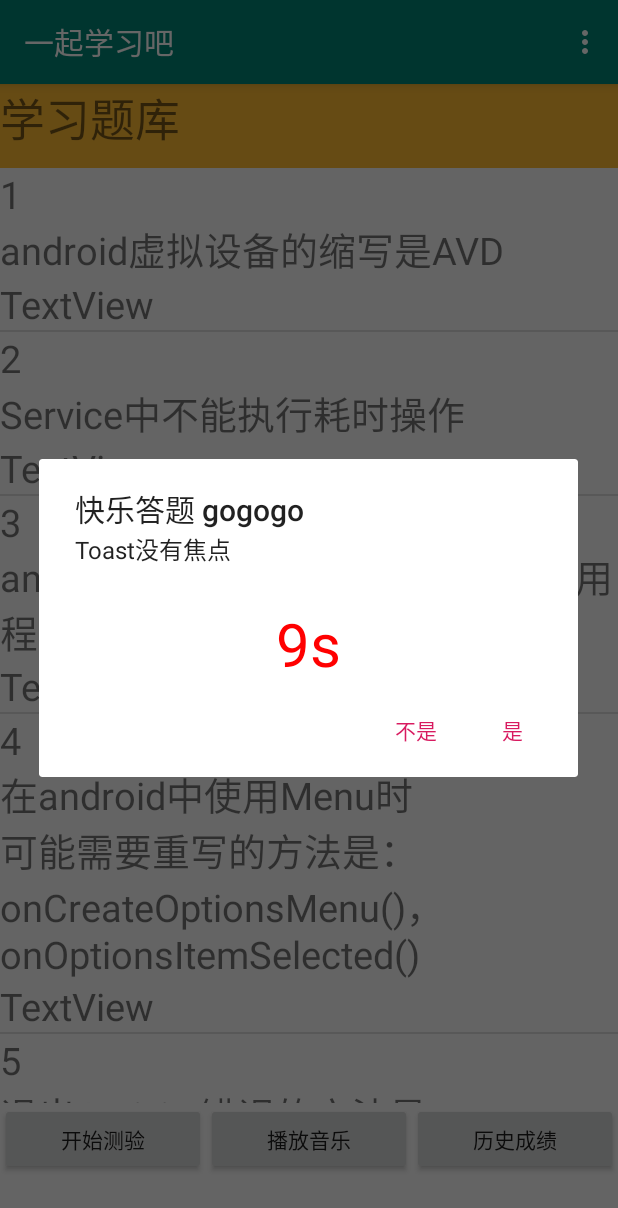
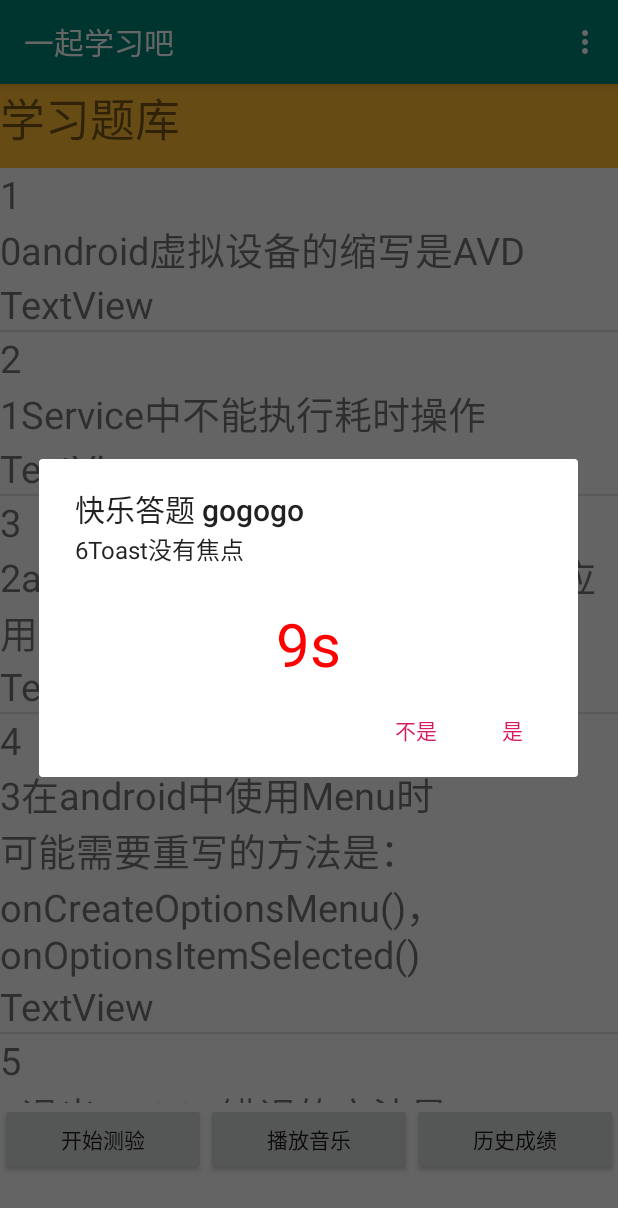
Before and after one commit to 1264116203/AndroidTextDemo, an Android app: the screen it shows after launch (MainActivity), after a tap on "开始测验", on a phone screen of 412 x 824 dp. Shown: the top 1208 px of the screen. Run offline under Robolectric (Android 15) with nearby library versions, the phone set to English and light mode, and no system bars.

Commit message:
分支 第3次更新 各功能已完善！

```diff
--- a/app/src/main/java/com/example/androidtextdemo/Dialogshowclass.java
+++ b/app/src/main/java/com/example/androidtextdemo/Dialogshowclass.java
@@ -12,8 +12,10 @@ import android.widget.TextView;
 import java.util.ArrayList;
 import java.util.Calendar;
 import java.util.LinkedHashSet;
+import java.util.List;
 import java.util.Random;
 import java.util.Set;
+import java.util.TreeSet;
 
 /**
  * 弹窗显示
@@ -31,18 +33,16 @@ public class Dialogshowclass {
     String[] ques_array;
     int[] result_array;
     //随机数组
-    static int[] random_ques_array = new int[20];
-    private static Random ran;
+
+    private static Random ran=new Random();
     private AlertDialog firstDialog;
 
     //随机数集合
-    private static Set<Integer> randomset = new LinkedHashSet();
     ;
     //用户是否选择了
     boolean isSelected;
     Context context;
     DBHelper quesDB;
-    private CountDownTimer mTimer;
     private CountDownTimer myCountDownTimer;
 
     public Dialogshowclass(Context context, String[] ques_array, int[] result_array,int counter_num) {
@@ -52,18 +52,18 @@ public class Dialogshowclass {
         this.ques_array = ques_array;
         this.context = context;
         quesDB = new DBHelper(context);
-        Random_Num(counter_num, ques_array.length);
-
 
 
     }
 
-    public void Dialogshow(int which,int counter) {
+    public void Dialogshow(int which, int counter, int score, final int[] random_ques_array) {
+
         System.out.println("which=" + which);
         System.out.println("counter=" + counter);
         //System.out.println("result_array[random_ques_array[counter-1]]=" + result_array[random_ques_array[counter - 1]]);
         if (counter < counter_num + 1) {
             if (counter != 0 && which == result_array[random_ques_array[counter - 1]]) {
+                System.out.println("score="+score);
                 score += (100/counter_num);
             }
             AlertDialog.Builder builder = new AlertDialog.Builder(context);
@@ -116,6 +116,7 @@ public class Dialogshowclass {
             counter++;
             countdown(txv, firstDialog);
             final int finalCounter = counter;
+            final int finalScore = score;
             firstDialog.setOnDismissListener(new DialogInterface.OnDismissListener() {
                 @Override
                 public void onDismiss(DialogInterface dialog) {
@@ -126,21 +127,18 @@ public class Dialogshowclass {
                         myCountDownTimer = null;
                     }
                     if (isSelected == true) {
-                        Dialogshow(resultcode, finalCounter);//计算得分进入下一个问题展示页面
+                        Dialogshow(resultcode, finalCounter, finalScore,random_ques_array);//计算得分进入下一个问题展示页面
                         isSelected = false;
                     } else {
-                        Dialogshow(0, finalCounter);
+                        Dialogshow(0, finalCounter, finalScore,random_ques_array);
                     }
                 }
             });
         }
+//        randomset=null;
     }
 
-    //    @Override
-    //    public void onClick(DialogInterface dialog, int which) {
-    //        resultcode=which;
-    //        isSelected=true;
-    //    }
+
 
     /**
      * 倒计时显示
@@ -169,23 +167,21 @@ public class Dialogshowclass {
     /**
      * 生成随机数
      */
-
-
-    public static void Random_Num(int num_count, int num_range) {
-        ran = new Random();
-        randomset = new LinkedHashSet<>();
-        for (int i = 0; i < num_count; i++) {
-            randomset.add(ran.nextInt(num_range));
+    public static List Random_Num(int num_count, int num_range, List list) {
+        while (list.size() < num_count) {
+            int item = ran.nextInt(num_range);
+            boolean addflag = true;
+            for (int i = 0; i < list.size(); i++) {
+                int itemnum = (int) list.get(i);
+                if (item == itemnum) {
+                    addflag = false;
+                }
+            }
+            if (addflag) {
+                list.add(item);
+            }
         }
-        if (randomset.size() < num_count) {
-            Random_Num(num_count - randomset.size(), num_range);
-        }
-        ArrayList<Integer> arrayList = new ArrayList<>(randomset);
-        for (int i = 0; i < randomset.size(); i++) {
-            random_ques_array[i] = arrayList.get(i);
-        }
-
+        return list;
     }
 
-
 }
--- a/app/src/main/java/com/example/androidtextdemo/MainActivity.java
+++ b/app/src/main/java/com/example/androidtextdemo/MainActivity.java
@@ -33,19 +33,21 @@ public class MainActivity extends AppCompatActivity {
 
     //准备题目资源
     static String[] ques_array = {
-            "android虚拟设备的缩写是AVD",
-            "Service中不能执行耗时操作",
-            "android 中Intent的作用的是实现应用程序间的数据共享",
-            "在android中使用Menu时可能需要重写的方法是：onCreateOptionsMenu()，onOptionsItemSelected()",
-            "退出Activity错误的方法是：System.exit()",
-            "刘伟荣老师真帅！",
-            "Toast没有焦点",
-            "Toast只能持续一段时间",
-            "query方法，是ContentProvider对象的方法",
-            "对于一个已经存在的SharedPreferences对象setting,想向其中存入一个字符串\"person\",setting应该先调用edit()",
+            "0android虚拟设备的缩写是AVD",
+            "1Service中不能执行耗时操作",
+            "2android 中Intent的作用的是实现应用程序间的数据共享",
+            "3在android中使用Menu时可能需要重写的方法是：onCreateOptionsMenu()，onOptionsItemSelected()",
+            "4退出Activity错误的方法是：System.exit()",
+            "5刘伟荣老师真帅！",
+            "6Toast没有焦点",
+            "7Toast只能持续一段时间",
+            "8query方法，是ContentProvider对象的方法",
+            "9对于一个已经存在的SharedPreferences对象setting,想向其中存入一个字符串\"person\",setting应该先调用edit()",
     };
-
+    int score;
     int count = 0;
+    int count_num=10;
+    int[] random_ques_array = new int[20];
     //准备答案数组
     int[] result_array = {-1, -2, -2, -1, -2, -1, -1, -1, -2, -1};
     //题目数量
@@ -68,7 +70,6 @@ public class MainActivity extends AppCompatActivity {
         mListView = findViewById(R.id.list_main);
         //设置标题
         this.setTitle("一起学习吧");
-
         lists = new ArrayList<>();
         //        遍历数组添加进map 并将map添加进lists
         for (int i = 0; i < ques_array.length; i++) {
@@ -82,14 +83,23 @@ public class MainActivity extends AppCompatActivity {
         //使用SimpleAdapter填充ListView
         SimpleAdapter simpleAdapter = new SimpleAdapter(MainActivity.this, lists, R.layout.mainlist_item, from, to);
         mListView.setAdapter(simpleAdapter);
-        mDialogshowclass = new Dialogshowclass(this, ques_array, result_array,2);
-
+        mDialogshowclass = new Dialogshowclass(this, ques_array, result_array, count_num);
     }
 
     public void start(View view) {
-
-        mDialogshowclass.Dialogshow(1, count);
+      List list= new ArrayList();
+        List set = mDialogshowclass.Random_Num(count_num, ques_array.length, list);
+        ArrayList arrayList = new ArrayList<>(set);
+        for (int i = 0; i < arrayList.size(); i++) {
+            random_ques_array[i]= (int) arrayList.get(i);
+        }
+        System.out.println("方法外遍历set.size()="+set.size());
+        for (Object i : set) {
+            System.out.println("randomset=" + i);
+        }
+        mDialogshowclass.Dialogshow(1, count, score,random_ques_array);
         count = 0;
+        score = 0;
     }
 
     public void score(View view) {
```
